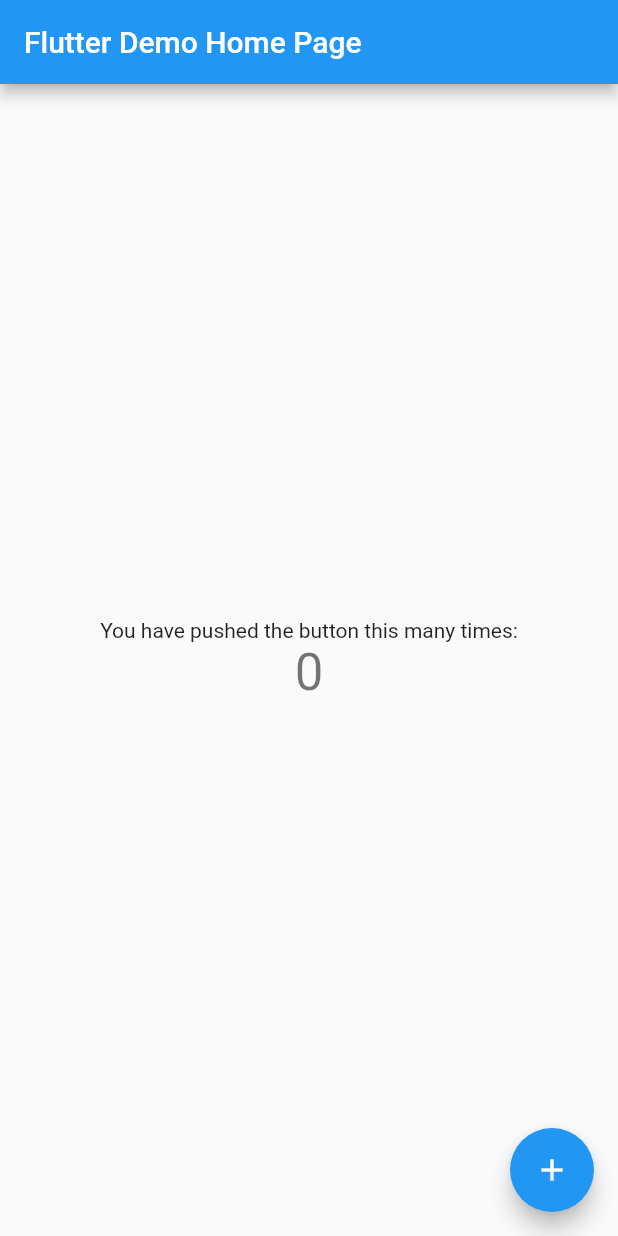
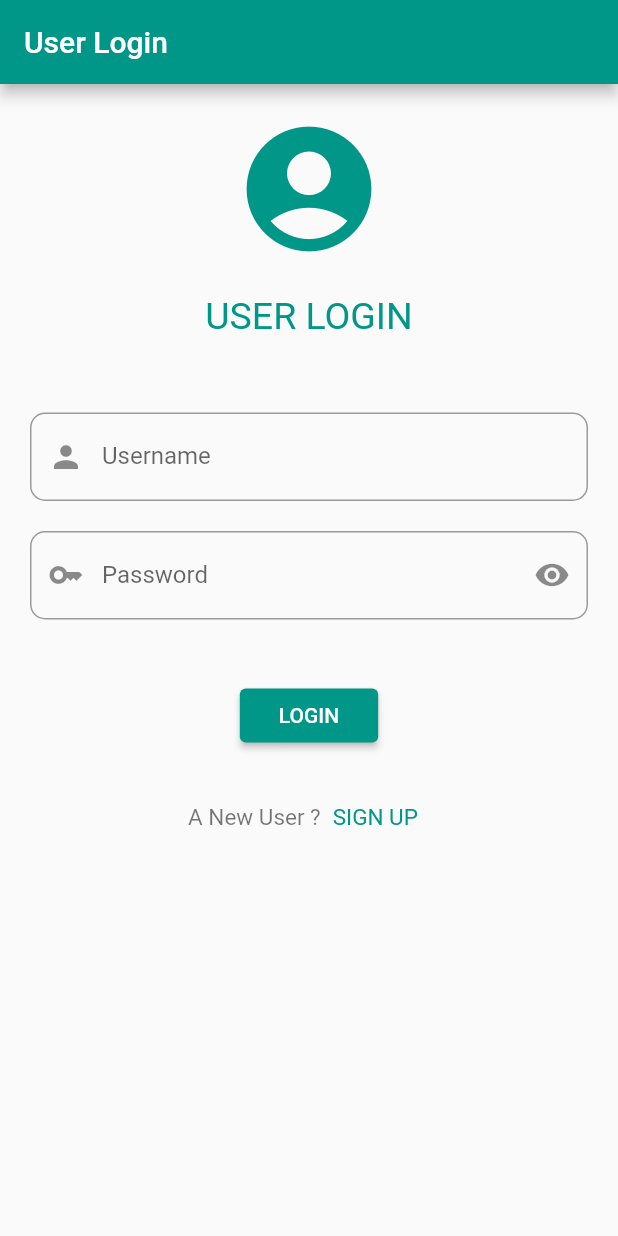
Before and after one commit to Abhi02-pro/meetup_events, a Flutter app: the screen it shows after launch, on a phone screen of 412 x 824 dp. Run offline on Flutter 3.47's test engine with Material 2 defaults, Android fonts, the phone set to English and light mode, and no system bars; our stand-ins replace flutter_spinkit; missing offline and left inert: dart:html.

Commit message:
different screens and ui added

```diff
--- a/lib/main.dart
+++ b/lib/main.dart
@@ -1,4 +1,9 @@
+import 'dart:async';
+
 import 'package:flutter/material.dart';
+import 'package:meetup_events/screens/all_events_screen.dart';
+import 'package:meetup_events/screens/login_screen.dart';
+import 'package:meetup_events/screens/splash_screen.dart';
 
 void main() {
   runApp(const MyApp());
@@ -11,105 +16,46 @@
   @override
   Widget build(BuildContext context) {
     return MaterialApp(
-      title: 'Flutter Demo',
+      debugShowCheckedModeBanner: false,
+      title: 'Meetup Events',
       theme: ThemeData(
-        // This is the theme of your application.
-        //
-        // Try running your application with "flutter run". You'll see the
-        // application has a blue toolbar. Then, without quitting the app, try
-        // changing the primarySwatch below to Colors.green and then invoke
-        // "hot reload" (press "r" in the console where you ran "flutter run",
-        // or simply save your changes to "hot reload" in a Flutter IDE).
-        // Notice that the counter didn't reset back to zero; the application
-        // is not restarted.
-        primarySwatch: Colors.blue,
+        primarySwatch: Colors.teal,
+        textTheme: TextTheme(
+          bodyLarge: TextStyle(fontSize: 30),
+          bodyMedium: TextStyle(fontSize: 25),
+          bodySmall: TextStyle(fontSize: 15)
+        )
       ),
-      home: const MyHomePage(title: 'Flutter Demo Home Page'),
+
+      home: const MyHomePage(),
     );
   }
 }
 
-class MyHomePage extends StatefulWidget {
-  const MyHomePage({super.key, required this.title});
-
-  // This widget is the home page of your application. It is stateful, meaning
-  // that it has a State object (defined below) that contains fields that affect
-  // how it looks.
-
-  // This class is the configuration for the state. It holds the values (in this
-  // case the title) provided by the parent (in this case the App widget) and
-  // used by the build method of the State. Fields in a Widget subclass are
-  // always marked "final".
-
-  final String title;
+class MyHomePage extends StatefulWidget{
+  const MyHomePage({super.key});
 
   @override
   State<MyHomePage> createState() => _MyHomePageState();
 }
 
 class _MyHomePageState extends State<MyHomePage> {
-  int _counter = 0;
 
-  void _incrementCounter() {
-    setState(() {
-      // This call to setState tells the Flutter framework that something has
-      // changed in this State, which causes it to rerun the build method below
-      // so that the display can reflect the updated values. If we changed
-      // _counter without calling setState(), then the build method would not be
-      // called again, and so nothing would appear to happen.
-      _counter++;
-    });
+  @override
+  void initState() {
+    super.initState();
+    Timer(Duration(seconds: 3),
+        () => Navigator.pushReplacement(context, MaterialPageRoute(builder: (context) => LoginScreen(),))
+    );
   }
 
   @override
   Widget build(BuildContext context) {
-    // This method is rerun every time setState is called, for instance as done
-    // by the _incrementCounter method above.
-    //
-    // The Flutter framework has been optimized to make rerunning build methods
-    // fast, so that you can just rebuild anything that needs updating rather
-    // than having to individually change instances of widgets.
     return Scaffold(
-      appBar: AppBar(
-        // Here we take the value from the MyHomePage object that was created by
-        // the App.build method, and use it to set our appbar title.
-        title: Text(widget.title),
-      ),
-      body: Center(
-        // Center is a layout widget. It takes a single child and positions it
-        // in the middle of the parent.
-        child: Column(
-          // Column is also a layout widget. It takes a list of children and
-          // arranges them vertically. By default, it sizes itself to fit its
-          // children horizontally, and tries to be as tall as its parent.
-          //
-          // Invoke "debug painting" (press "p" in the console, choose the
-          // "Toggle Debug Paint" action from the Flutter Inspector in Android
-          // Studio, or the "Toggle Debug Paint" command in Visual Studio Code)
-          // to see the wireframe for each widget.
-          //
-          // Column has various properties to control how it sizes itself and
-          // how it positions its children. Here we use mainAxisAlignment to
-          // center the children vertically; the main axis here is the vertical
-          // axis because Columns are vertical (the cross axis would be
-          // horizontal).
-          mainAxisAlignment: MainAxisAlignment.center,
-          children: <Widget>[
-            const Text(
-              'You have pushed the button this many times:',
-            ),
-            Text(
-              '$_counter',
-              style: Theme.of(context).textTheme.headlineMedium,
-            ),
-          ],
-        ),
-      ),
-      floatingActionButton: FloatingActionButton(
-        onPressed: _incrementCounter,
-        tooltip: 'Increment',
-        child: const Icon(Icons.add),
-      ), // This trailing comma makes auto-formatting nicer for build methods.
+      // appBar: AppBar(
+      //   title: Text("Meetup Events"),
+      // ),
+      body: SplashScreen()
     );
   }
 }
--- /dev/null
+++ b/lib/models/event.dart
@@ -0,0 +1,21 @@
+class Event {
+  final String id;
+  final String title;
+  final String description;
+  final String date;
+  final String time;
+  final String speaker;
+  final String location;
+  final String poster;
+
+  const Event({
+    required this.id,
+    required this.title,
+    required this.description,
+    required this.date,
+    required this.time,
+    required this.speaker,
+    required this.location,
+    required this.poster,
+  });
+}
--- /dev/null
+++ b/lib/models/events.dart
@@ -0,0 +1,51 @@
+import 'package:meetup_events/models/event.dart';
+
+class Events{
+  List<Event> _events = [
+    Event(
+      id: "e1",
+      date: "21 Jan 2023",
+      description: "Lorem ipsum dolor sit amet, consectetur adipiscing elit, sed do eiusmod tempor incididunt ut labore et dolore magna aliqua. Etiam erat velit scelerisque in dictum non consectetur a. In eu mi bibendum neque egestas.",
+      location: "Mumbai, Maharashtra",
+      poster: "./images/meetup_splash.jpg",
+      speaker: "Mr. Rajat Kumar",
+      time: "7:00pm-8:30pm",
+      title: "Rhoncus dolor purus non enim",
+    ),
+    Event(
+      id: "e2",
+      date: "12 Oct 2022",
+      description: "Nunc non blandit massa enim nec dui nunc mattis enim. Fringilla urna porttitor rhoncus dolor purus non enim. Massa id neque aliquam vestibulum morbi blandit cursus risus at. Aenean euismod elementum nisi quis eleifend quam.",
+      location: "Kolkata, West Bengal",
+      poster: "./images/meetup_splash_1.jpg",
+      speaker: "Mrs. Geeta Joshi",
+      time: "11:00am-12:00pm",
+      title: "Id diam maecenas ultricies mi eget",
+    ),
+    Event(
+      id: "e3",
+      date: "2 Nov 2022",
+      description: "Nullam vehicula ipsum a arcu cursus vitae congue mauris rhoncus. Ac placerat vestibulum lectus mauris ultrices eros in cursus. Et egestas quis ipsum suspendisse ultrices gravida dictum fusce.",
+      location: "Chennai, Tamil Nadu",
+      poster: "./images/meetup_splash_2.jpg",
+      speaker: "Mr. Bablu Shah",
+      time: "9:00am-11:30am",
+      title: "Orci ac auctor augue mauris",
+    ),
+    Event(
+      id: "e4",
+      date: "19 Dec 2022",
+      description: "Pharetra et ultrices neque ornare aenean euismod elementum nisi quis. In hac habitasse platea dictumst quisque sagittis purus. Nulla facilisi nullam vehicula ipsum a arcu. Sit amet commodo nulla facilisi nullam.",
+      location: "Banglore, Karnataka",
+      poster: "./images/meetup_splash_3.jpg",
+      speaker: "Mr. Jagjeevan Goswami",
+      time: "9:00pm-10:00pm",
+      title: "Integer quis auctor elit sed",
+    ),
+  ];
+
+  List<Event> get events{
+    return [..._events];
+}
+
+}
--- /dev/null
+++ b/lib/screens/login_screen.dart
@@ -0,0 +1,84 @@
+import 'package:flutter/material.dart';
+
+import 'all_events_screen.dart';
+
+class LoginScreen extends StatefulWidget{
+  @override
+  State<LoginScreen> createState() => _LoginScreenState();
+}
+
+class _LoginScreenState extends State<LoginScreen> {
+  bool hidePassword = true;
+  @override
+  Widget build(BuildContext context) {
+    return Scaffold(
+      appBar: AppBar(
+        title: Text("User Login")
+      ),
+      body: SingleChildScrollView(
+        child: Container(
+          alignment: Alignment.center,
+          width: double.infinity,
+          child: Padding(
+            padding: const EdgeInsets.symmetric(horizontal: 20, vertical: 20),
+            child: Column(
+              mainAxisAlignment: MainAxisAlignment.center,
+              children: [
+                Icon(Icons.account_circle, size: 100, color: Theme.of(context).primaryColor,),
+                SizedBox(height: 20),
+                Text("USER LOGIN",
+                  style: Theme.of(context).textTheme.bodyMedium?.copyWith(color: Theme.of(context).primaryColor),
+                ),
+                SizedBox(height: 50,),
+                TextFormField(
+                  decoration: InputDecoration(
+                    label: Text("Username"),
+                    border: OutlineInputBorder(
+                      borderSide: BorderSide(width: 2),
+                      borderRadius: BorderRadius.circular(10)
+                    ),
+                    prefixIcon: Icon(Icons.person)
+                  ),
+                ),
+                SizedBox(height: 20,),
+                TextFormField(
+                  decoration: InputDecoration(
+                      label: Text("Password"),
+                      border: OutlineInputBorder(
+                          borderSide: BorderSide(width: 2),
+                          borderRadius: BorderRadius.circular(10)
+                      ),
+                      prefixIcon: Icon(Icons.key),
+                      suffixIcon: IconButton(onPressed: () {
+                        setState(() {
+                          hidePassword = !hidePassword;
+                        });
+                      }, icon: Icon(hidePassword ? Icons.visibility : Icons.visibility_off))
+                  ),
+                  obscureText: hidePassword ? true : false,
+                ),
+                SizedBox(height: 40,),
+                ElevatedButton(onPressed: () {
+                  Navigator.push(context, MaterialPageRoute(builder: (context) => MeetupEvents(),));
+                }, child: Padding(
+                  padding: const EdgeInsets.all(10.0),
+                  child: Text("LOGIN"),
+                )),
+                SizedBox(height: 20,),
+                Row(
+                  mainAxisAlignment: MainAxisAlignment.center,
+                  children: [
+                    Text("A New User ?", style: Theme.of(context).textTheme.bodySmall,),
+                    TextButton(onPressed: () {
+
+                    }, child: Text("SIGN UP", style: Theme.of(context).textTheme.bodySmall?.copyWith(color: Theme.of(context).primaryColor)))
+                  ],
+                )
+              ],
+            ),
+          )
+        ),
+      ),
+    );
+  }
+}
```
Also changed, not shown: lib/event_detail_row_element.dart (added, +26 -0 lines), lib/event_list_tile.dart (added, +57 -0 lines), lib/screens/all_events_screen.dart (added, +41 -0 lines), lib/screens/event_detail_screen.dart (added, +58 -0 lines), lib/screens/splash_screen.dart (added, +23 -0 lines), lib/screens/user_profile_screen.dart (added, +25 -0 lines), pubspec.yaml (+6 -3 lines), assets/images/meetup_splash.jpg (added), assets/images/meetup_splash_1.jpg (added), assets/images/meetup_splash_2.jpg (added), assets/images/meetup_splash_3.jpg (added), lib/models/user.dart (added), pubspec.lock.
